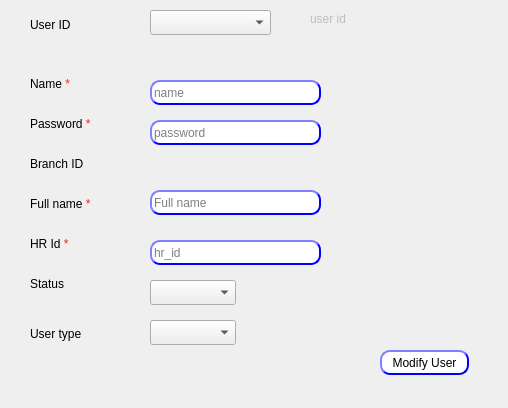
The window that presentation/authorization_ui/modifyUser.ui (shymaa123456/HyperPOS2020) describes before a commit, drawn with Qt 5.
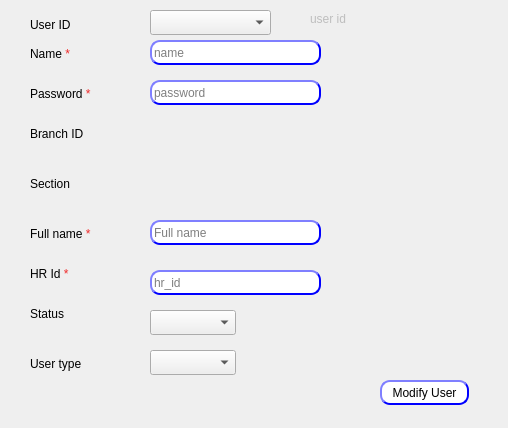
The same window after the commit.

The edit to the form file:
```diff
--- a/presentation/authorization_ui/modifyUser.ui
+++ b/presentation/authorization_ui/modifyUser.ui
@@ -7,7 +7,7 @@
     <x>0</x>
     <y>0</y>
     <width>508</width>
-    <height>408</height>
+    <height>428</height>
    </rect>
   </property>
   <property name="windowTitle">
@@ -17,7 +17,7 @@
    <property name="geometry">
     <rect>
      <x>150</x>
-     <y>80</y>
+     <y>40</y>
      <width>171</width>
      <height>25</height>
     </rect>
@@ -54,7 +54,7 @@
    <property name="geometry">
     <rect>
      <x>150</x>
-     <y>120</y>
+     <y>80</y>
      <width>171</width>
      <height>25</height>
     </rect>
@@ -100,7 +100,7 @@
    <property name="geometry">
     <rect>
      <x>150</x>
-     <y>240</y>
+     <y>270</y>
      <width>171</width>
      <height>25</height>
     </rect>
@@ -143,7 +143,7 @@
    <property name="geometry">
     <rect>
      <x>150</x>
-     <y>190</y>
+     <y>220</y>
      <width>171</width>
      <height>25</height>
     </rect>
@@ -180,7 +180,7 @@
    <property name="geometry">
     <rect>
      <x>150</x>
-     <y>320</y>
+     <y>350</y>
      <width>86</width>
      <height>25</height>
     </rect>
@@ -190,7 +190,7 @@
    <property name="geometry">
     <rect>
      <x>150</x>
-     <y>280</y>
+     <y>310</y>
      <width>86</width>
      <height>25</height>
     </rect>
@@ -200,7 +200,7 @@
    <property name="geometry">
     <rect>
      <x>380</x>
-     <y>350</y>
+     <y>380</y>
      <width>89</width>
      <height>25</height>
     </rect>
@@ -279,7 +279,7 @@
    <property name="geometry">
     <rect>
      <x>30</x>
-     <y>70</y>
+     <y>40</y>
      <width>99</width>
      <height>29</height>
     </rect>
@@ -292,7 +292,7 @@
    <property name="geometry">
     <rect>
      <x>30</x>
-     <y>230</y>
+     <y>260</y>
      <width>99</width>
      <height>29</height>
     </rect>
@@ -305,7 +305,7 @@
    <property name="geometry">
     <rect>
      <x>30</x>
-     <y>110</y>
+     <y>80</y>
      <width>99</width>
      <height>29</height>
     </rect>
@@ -318,7 +318,7 @@
    <property name="geometry">
     <rect>
      <x>30</x>
-     <y>190</y>
+     <y>220</y>
      <width>99</width>
      <height>29</height>
     </rect>
@@ -331,7 +331,7 @@
    <property name="geometry">
     <rect>
      <x>30</x>
-     <y>320</y>
+     <y>350</y>
      <width>99</width>
      <height>29</height>
     </rect>
@@ -345,7 +345,7 @@
    <property name="geometry">
     <rect>
      <x>30</x>
-     <y>270</y>
+     <y>300</y>
      <width>99</width>
      <height>29</height>
     </rect>
@@ -359,7 +359,7 @@
    <property name="geometry">
     <rect>
      <x>30</x>
-     <y>150</y>
+     <y>120</y>
      <width>99</width>
      <height>29</height>
     </rect>
@@ -369,6 +369,20 @@
                 </string>
    </property>
   </widget>
+  <widget class="QLabel" name="label_10">
+   <property name="geometry">
+    <rect>
+     <x>30</x>
+     <y>170</y>
+     <width>99</width>
+     <height>29</height>
+    </rect>
+   </property>
+   <property name="text">
+    <string>&lt;html&gt;&lt;head/&gt;&lt;body&gt;&lt;p&gt;Section&lt;/p&gt;&lt;/body&gt;&lt;/html&gt;
+                </string>
+   </property>
+  </widget>
  </widget>
  <resources/>
  <connections/>
```
